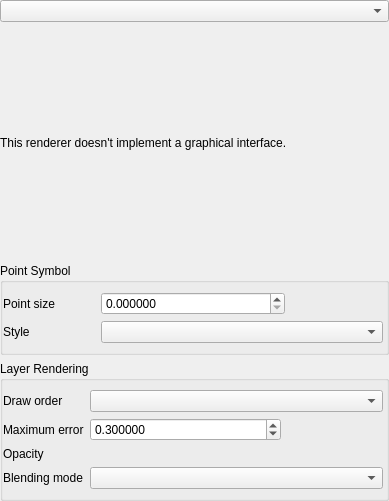
Above: src/ui/pointcloud/qgspointcloudrendererpropsdialogbase.ui from qgis/QGIS before the change. Below: the same form after it.
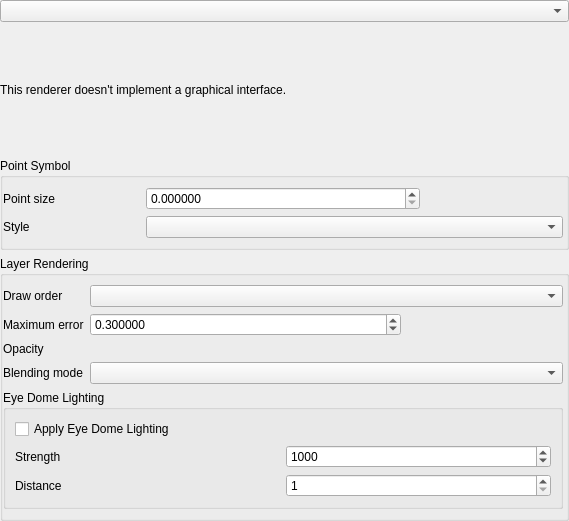
That is the form after the change. Custom widgets are drawn as their Qt base class.

Diff of the .ui file:
```diff
--- a/src/ui/pointcloud/qgspointcloudrendererpropsdialogbase.ui
+++ b/src/ui/pointcloud/qgspointcloudrendererpropsdialogbase.ui
@@ -6,8 +6,8 @@
    <rect>
     <x>0</x>
     <y>0</y>
-    <width>389</width>
-    <height>501</height>
+    <width>569</width>
+    <height>521</height>
    </rect>
   </property>
   <property name="windowTitle">
@@ -210,17 +210,60 @@
               </property>
              </widget>
             </item>
-            <item row="1" column="3">
-             <widget class="QgsUnitSelectionWidget" name="mMaxErrorUnitWidget" native="true">
-              <property name="minimumSize">
-               <size>
-                <width>0</width>
-                <height>0</height>
-               </size>
+            <item row="4" column="0" colspan="4">
+             <widget class="QGroupBox" name="mEyeDomeLightingGroupBox">
+              <property name="title">
+               <string>Eye Dome Lighting</string>
               </property>
-              <property name="focusPolicy">
-               <enum>Qt::StrongFocus</enum>
-              </property>
+              <layout class="QGridLayout" name="gridLayout_3">
+               <item row="1" column="0">
+                <widget class="QLabel" name="label_3">
+                 <property name="text">
+                  <string>Strength</string>
+                 </property>
+                </widget>
+               </item>
+               <item row="1" column="1">
+                <widget class="QSpinBox" name="mEdlStrength">
+                 <property name="minimum">
+                  <number>100</number>
+                 </property>
+                 <property name="maximum">
+                  <number>10000</number>
+                 </property>
+                 <property name="singleStep">
+                  <number>100</number>
+                 </property>
+                 <property name="value">
+                  <number>1000</number>
+                 </property>
+                </widget>
+               </item>
+               <item row="2" column="1">
+                <widget class="QSpinBox" name="mEdlDistance">
+                 <property name="minimum">
+                  <number>1</number>
+                 </property>
+                 <property name="maximum">
+                  <number>5</number>
+                 </property>
+                </widget>
+               </item>
+               <item row="2" column="0">
+                <widget class="QLabel" name="label_4">
+                 <property name="text">
+                  <string>Distance</string>
+                 </property>
+                </widget>
+               </item>
+               <item row="0" column="0" colspan="2">
+                <widget class="QCheckBox" name="mApplyEdlCheckbox">
+                 <property name="text">
+                  <string>Apply Eye Dome Lighting</string>
+                 </property>
+                </widget>
+               </item>
+              </layout>
              </widget>
             </item>
             <item row="3" column="1" colspan="3">
```
Left out of the diff: 119 changed lines with no effect on the pictures.
